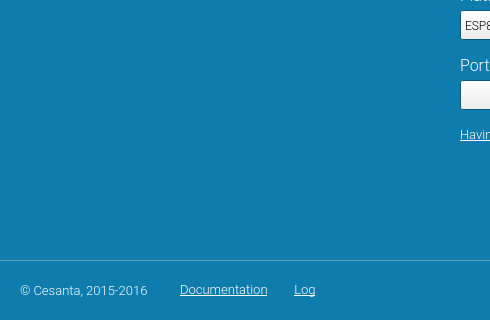
First picture: the form in src/wizard/wizard.ui, repository olgierdh/mongoose-flashing-tool, before the edit; both pictures show x 0 to 490 and y 200 to 520 of the 840 by 520 pixel window.
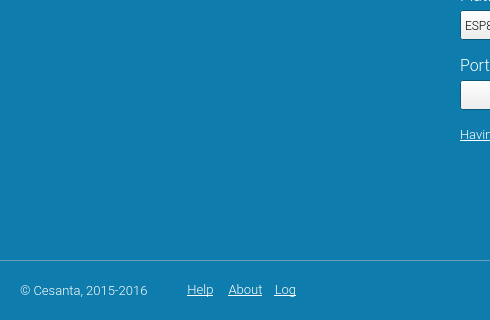
Second picture: the form after the edit. The open tabs and pages were chosen to show the change. Icons and pictures are not drawn. Custom widgets are drawn as their Qt base class.

```diff
--- a/src/wizard/wizard.ui
+++ b/src/wizard/wizard.ui
@@ -647,7 +647,7 @@
      <rect>
       <x>180</x>
       <y>480</y>
-      <width>100</width>
+      <width>41</width>
       <height>20</height>
      </rect>
     </property>
@@ -753,7 +753,10 @@
      <string notr="true">color:rgb(255, 255, 255);</string>
     </property>
     <property name="text">
-     <string>&lt;html&gt;&lt;head/&gt;&lt;body&gt;&lt;p&gt;&lt;a href=&quot;http://TODO&quot;&gt;&lt;span style=&quot; text-decoration: underline; color:#ffffff;&quot;&gt;Documentation&lt;/span&gt;&lt;/a&gt;&lt;/p&gt;&lt;/body&gt;&lt;/html&gt;</string>
+     <string>&lt;html&gt;&lt;head/&gt;&lt;body&gt;&lt;p&gt;&lt;a href=&quot;https://github.com/cesanta/mongoose-flashing-tool&quot;&gt;&lt;span style=&quot; text-decoration: underline; color:#ffffff;&quot;&gt;Help&lt;/span&gt;&lt;/a&gt;&lt;/p&gt;&lt;/body&gt;&lt;/html&gt;</string>
+    </property>
+    <property name="alignment">
+     <set>Qt::AlignCenter</set>
     </property>
     <property name="openExternalLinks">
      <bool>true</bool>
@@ -2870,9 +2873,9 @@
    <widget class="QLabel" name="logLink">
     <property name="geometry">
      <rect>
-      <x>290</x>
+      <x>270</x>
       <y>480</y>
-      <width>30</width>
+      <width>31</width>
       <height>20</height>
      </rect>
     </property>
@@ -2983,6 +2986,122 @@
      <set>Qt::AlignCenter</set>
     </property>
    </widget>
+   <widget class="QLabel" name="aboutLink">
+    <property name="geometry">
+     <rect>
+      <x>220</x>
+      <y>480</y>
+      <width>51</width>
+      <height>20</height>
+     </rect>
+    </property>
+    <property name="palette">
+     <palette>
+      <active>
+       <colorrole role="WindowText">
+        <brush brushstyle="SolidPattern">
+         <color alpha="255">
+          <red>255</red>
+          <green>255</green>
+          <blue>255</blue>
+         </color>
+        </brush>
+       </colorrole>
+       <colorrole role="Text">
+        <brush brushstyle="SolidPattern">
+         <color alpha="255">
+          <red>255</red>
+          <green>255</green>
+          <blue>255</blue>
+         </color>
+        </brush>
+       </colorrole>
+       <colorrole role="ButtonText">
+        <brush brushstyle="SolidPattern">
+         <color alpha="255">
+          <red>255</red>
+          <green>255</green>
+          <blue>255</blue>
+         </color>
+        </brush>
+       </colorrole>
+      </active>
+      <inactive>
+       <colorrole role="WindowText">
+        <brush brushstyle="SolidPattern">
+         <color alpha="255">
+          <red>255</red>
+          <green>255</green>
+          <blue>255</blue>
+         </color>
+        </brush>
+       </colorrole>
+       <colorrole role="Text">
+        <brush brushstyle="SolidPattern">
+         <color alpha="255">
+          <red>255</red>
+          <green>255</green>
+          <blue>255</blue>
+         </color>
+        </brush>
+       </colorrole>
+       <colorrole role="ButtonText">
+        <brush brushstyle="SolidPattern">
+         <color alpha="255">
+          <red>255</red>
+          <green>255</green>
+          <blue>255</blue>
+         </color>
+        </brush>
+       </colorrole>
+      </inactive>
+      <disabled>
+       <colorrole role="WindowText">
+        <brush brushstyle="SolidPattern">
+         <color alpha="255">
+          <red>255</red>
+          <green>255</green>
+          <blue>255</blue>
+         </color>
+        </brush>
+       </colorrole>
+       <colorrole role="Text">
+        <brush brushstyle="SolidPattern">
+         <color alpha="255">
+          <red>255</red>
+          <green>255</green>
+          <blue>255</blue>
+         </color>
+        </brush>
+       </colorrole>
+       <colorrole role="ButtonText">
+        <brush brushstyle="SolidPattern">
+         <color alpha="255">
+          <red>255</red>
+          <green>255</green>
+          <blue>255</blue>
+         </color>
+        </brush>
+       </colorrole>
+      </disabled>
+     </palette>
+    </property>
+    <property name="font">
+     <font>
+      <family>Roboto Light</family>
+      <pointsize>10</pointsize>
+     </font>
+    </property>
+    <property name="styleSheet">
+     <string notr="true">color:rgb(255, 255, 255);</string>
+    </property>
+    <property name="text">
+     <string>&lt;html&gt;&lt;head/&gt;&lt;body&gt;&lt;p&gt;&lt;a href=&quot;dummy&quot;&gt;&lt;span style=&quot; text-decoration: underline; color:#ffffff;&quot;&gt;About&lt;/span&gt;&lt;/a&gt;&lt;/p&gt;&lt;/body&gt;&lt;/html&gt;</string>
+    </property>
+    <property name="alignment">
+     <set>Qt::AlignCenter</set>
+    </property>
+   </widget>
   </widget>
  </widget>
  <layoutdefault spacing="6" margin="11"/>
```
Left out of the diff: 4 changed lines with no effect on the pictures.
